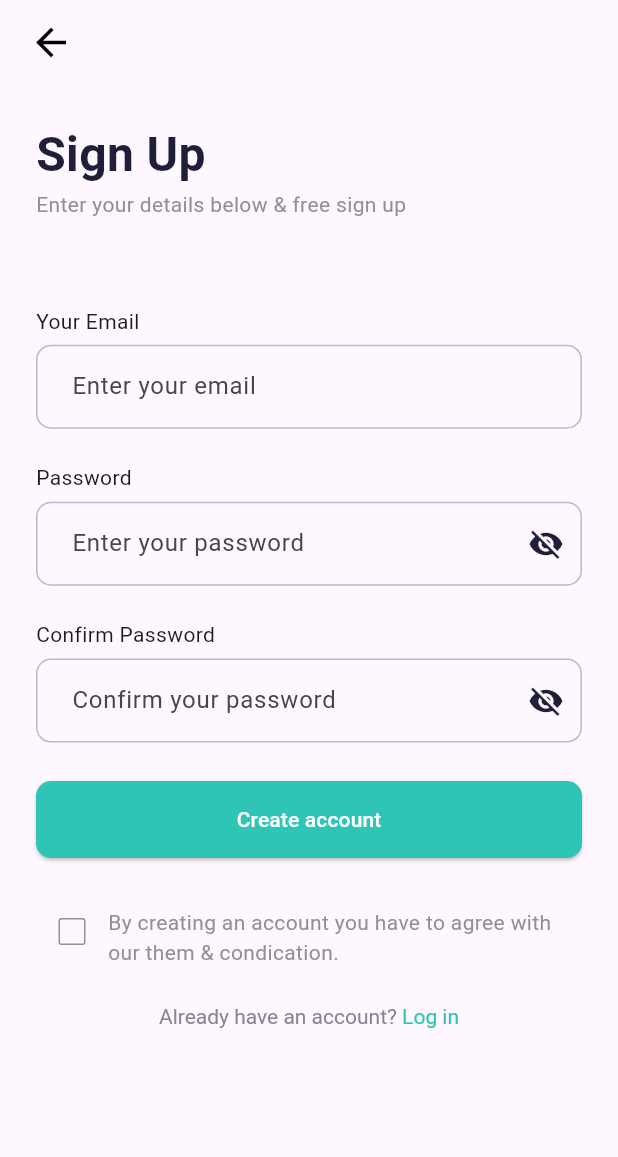
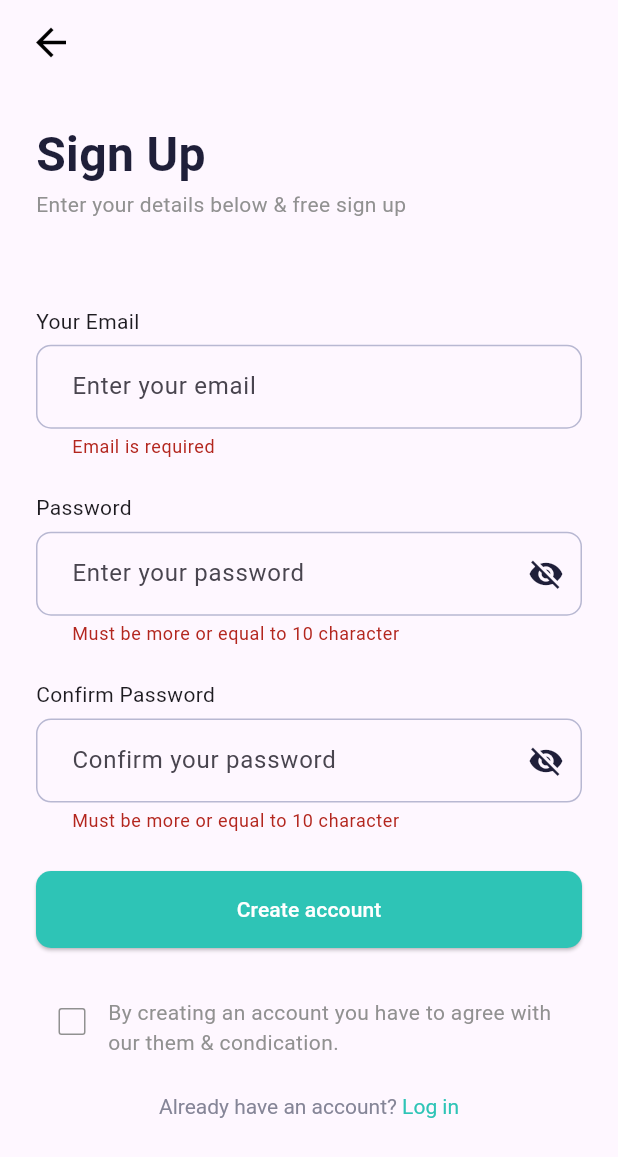
Before and after one commit to Alvin557/StudyBuddy, a Flutter app: the SignUpScreen screen opened by its route, after a tap on "Create account", on a phone screen of 412 x 824 dp. Shown: the top 1157 px of the screen. Run offline on Flutter 3.47's test engine with Material 3 defaults, Android fonts, the phone set to English and light mode, and no system bars; our stand-ins replace confetti, flutter_screenutil, loading_animation_widget, shared_preferences; accounts and stored records are empty.

Commit message:
validation added for login and signup

```diff
--- a/lib/screens/auth/signup.dart
+++ b/lib/screens/auth/signup.dart
@@ -6,8 +6,46 @@ import 'package:study_buddy/screens/auth/login.dart';
 import 'widgets/email_textfield.dart';
 import 'widgets/password_textfield.dart';
 
-class SignUpScreen extends StatelessWidget {
+class SignUpScreen extends StatefulWidget {
   const SignUpScreen({super.key});
+
+  @override
+  State<SignUpScreen> createState() => _SignUpScreenState();
+}
+
+class _SignUpScreenState extends State<SignUpScreen> {
+  final _formKey = GlobalKey<FormState>();
+  final TextEditingController _emailController = TextEditingController();
+  final TextEditingController _passwordController = TextEditingController();
+  String? _emailErrorText;
+
+  String? _validateEmail(String? value) {
+    if (value!.isEmpty) {
+      return 'Email is required';
+    } else if (!isEmailValid(value)) {
+      return 'Enter a valid email address';
+    } else {
+      return null;
+    }
+  }
+
+  String? _validatePassword(String? value) {
+    if (value!.length < 10) {
+      return 'Must be more or equal to 10 character';
+    }
+  }
+
+  bool isEmailValid(String email) {
+    // Basic email validation using regex
+    // You can implement more complex validation if needed
+    return RegExp(r'^[\w-\.]+@[a-zA-Z]+\.[a-zA-Z]{2,}$').hasMatch(email);
+  }
+
+  void _submitForm() {
+    if (_formKey.currentState!.validate()) {
+      Navigator.pushNamed(context, successScreenRoute);
+    }
+  }
 
   @override
   Widget build(BuildContext context) {
@@ -34,6 +72,7 @@ class SignUpScreen extends StatelessWidget {
         child: Padding(
           padding: const EdgeInsets.all(24.0),
           child: Form(
+            key: _formKey,
             child: Column(
               crossAxisAlignment: CrossAxisAlignment.start,
               children: [
@@ -54,7 +93,11 @@ class SignUpScreen extends StatelessWidget {
                 const SizedBox(
                   height: 5.81,
                 ),
-                const EmailTextfield(),
+                EmailTextfield(
+                  controller: _emailController,
+                  errorTextValidator: _validateEmail,
+                  errorText: _emailErrorText,
+                ),
                 const SizedBox(
                   height: 22.81,
                 ),
@@ -62,8 +105,10 @@ class SignUpScreen extends StatelessWidget {
                 const SizedBox(
                   height: 5.81,
                 ),
-                const PasswordTextfield(
+                PasswordTextfield(
                   text: "Enter your password",
+                  controller: _passwordController,
+                  errorTextValidator: _validatePassword,
                 ),
                 const SizedBox(
                   height: 22.81,
@@ -72,8 +117,10 @@ class SignUpScreen extends StatelessWidget {
                 const SizedBox(
                   height: 5.81,
                 ),
-                const PasswordTextfield(
+                PasswordTextfield(
                   text: "Confirm your password",
+                  controller: _passwordController,
+                  errorTextValidator: _validatePassword,
                 ),
                 const SizedBox(
                   height: 12.81,
@@ -89,7 +136,9 @@ class SignUpScreen extends StatelessWidget {
                           backgroundColor: const Color(0xff2EC4B6),
                           shape: RoundedRectangleBorder(
                               borderRadius: BorderRadius.circular(10))),
-                      onPressed: () {},
+                      onPressed: () {
+                        _submitForm();
+                      },
                       child: const Text(
                         "Create account",
                         style: TextStyle(color: Color(0xffffffff)),
--- a/lib/screens/auth/widgets/email_textfield.dart
+++ b/lib/screens/auth/widgets/email_textfield.dart
@@ -1,13 +1,24 @@
 import 'package:flutter/material.dart';
 
 class EmailTextfield extends StatelessWidget {
-  const EmailTextfield({super.key});
+  final FormFieldValidator<String>? errorTextValidator;
+  final String? errorText;
+  final TextEditingController controller;
+  const EmailTextfield(
+      {super.key,
+      required this.errorText,
+      required this.errorTextValidator,
+      required this.controller});
 
   @override
   Widget build(BuildContext context) {
     return TextFormField(
+      key: key,
+      controller: controller,
+      validator: errorTextValidator,
       decoration: InputDecoration(
         hintText: "Enter your email ",
+        errorText: errorText,
         contentPadding:
             const EdgeInsets.symmetric(horizontal: 20, vertical: 16),
         focusedBorder: OutlineInputBorder(
@@ -16,6 +27,12 @@ class EmailTextfield extends StatelessWidget {
         enabledBorder: OutlineInputBorder(
             borderSide: const BorderSide(color: Color(0xffB8B8D2)),
             borderRadius: BorderRadius.circular(10)),
+        errorBorder: OutlineInputBorder(
+            borderSide: const BorderSide(color: Color(0xffB8B8D2)),
+            borderRadius: BorderRadius.circular(10)),
+        focusedErrorBorder: OutlineInputBorder(
+            borderSide: const BorderSide(color: Color(0xffB8B8D2)),
+            borderRadius: BorderRadius.circular(10)),
       ),
     );
   }
--- a/lib/screens/auth/widgets/password_textfield.dart
+++ b/lib/screens/auth/widgets/password_textfield.dart
@@ -1,12 +1,21 @@
 import 'package:flutter/material.dart';
 
 class PasswordTextfield extends StatelessWidget {
+  final FormFieldValidator<String>? errorTextValidator;
+
+  final TextEditingController controller;
   final String text;
-  const PasswordTextfield({super.key, required this.text});
+  const PasswordTextfield(
+      {super.key,
+      required this.text,
+      this.errorTextValidator,
+      required this.controller});
 
   @override
   Widget build(BuildContext context) {
     return TextFormField(
+      controller: controller,
+      validator: errorTextValidator,
       obscureText: true,
       decoration: InputDecoration(
         suffixIcon: const Icon(
@@ -22,6 +31,12 @@ class PasswordTextfield extends StatelessWidget {
         enabledBorder: OutlineInputBorder(
             borderSide: const BorderSide(color: Color(0xffB8B8D2)),
             borderRadius: BorderRadius.circular(10)),
+        errorBorder: OutlineInputBorder(
+            borderSide: const BorderSide(color: Color(0xffB8B8D2)),
+            borderRadius: BorderRadius.circular(10)),
+        focusedErrorBorder: OutlineInputBorder(
+            borderSide: const BorderSide(color: Color(0xffB8B8D2)),
+            borderRadius: BorderRadius.circular(10)),
       ),
     );
   }
--- a/lib/screens/slider/slider_screen.dart
+++ b/lib/screens/slider/slider_screen.dart
@@ -149,6 +149,7 @@ class _SliderScreenState extends State<SliderScreen> {
                             Expanded(
                               child: ElevatedButton(
                                   style: ElevatedButton.styleFrom(
+                                      backgroundColor: const Color(0xffffffff),
                                       shape: RoundedRectangleBorder(
                                           borderRadius:
                                               BorderRadius.circular(10),
```
Also changed, not shown: lib/screens/auth/login.dart (+75 -10 lines).
